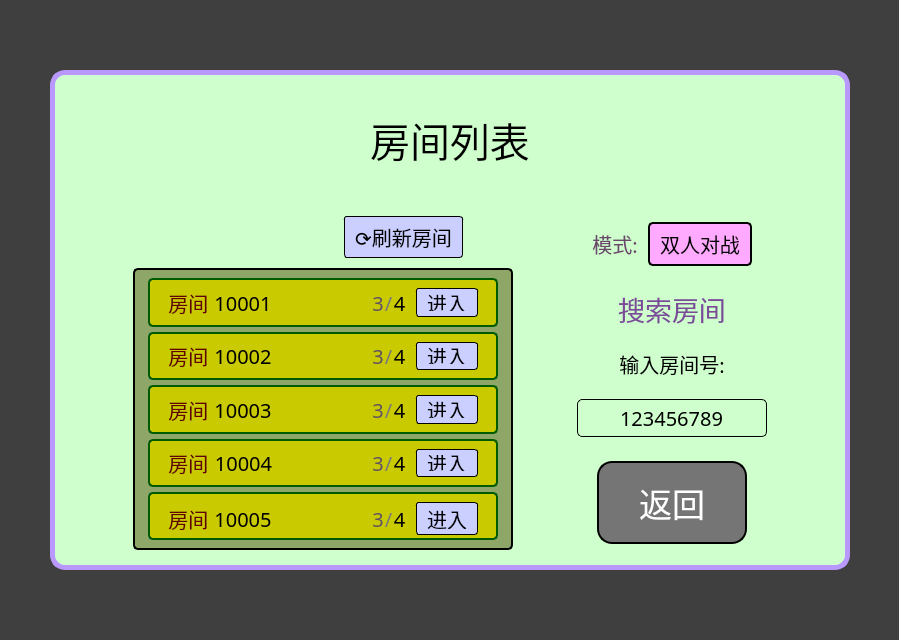
Fabulousxu/PerfectLink-Client, file PerfectLinkClient/roominfomationwindow.ui: the form before one commit.
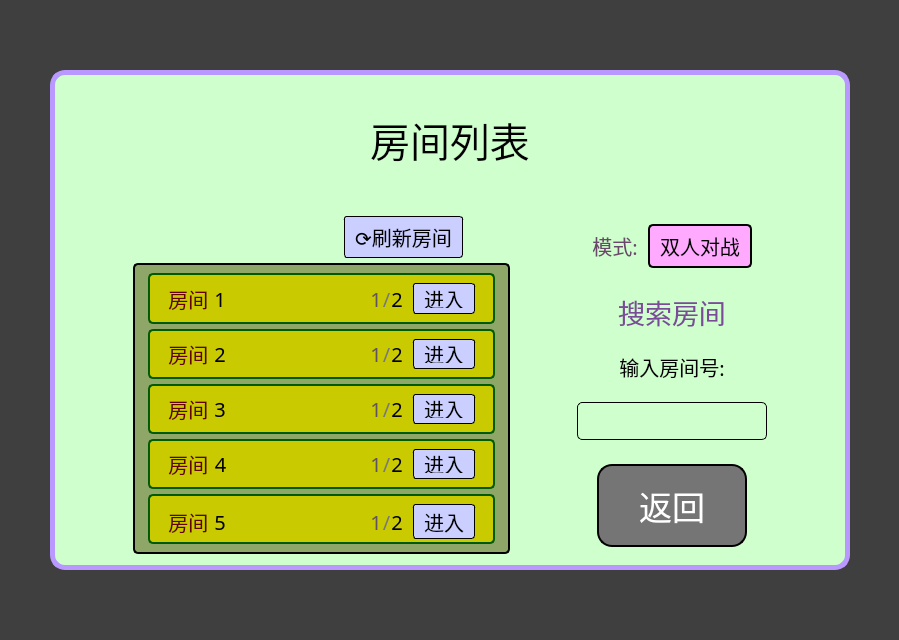
The form after the commit.

```diff
--- a/PerfectLinkClient/roominfomationwindow.ui
+++ b/PerfectLinkClient/roominfomationwindow.ui
@@ -103,7 +103,7 @@
          <number>20</number>
         </property>
         <property name="bottomMargin">
-         <number>20</number>
+         <number>15</number>
         </property>
         <item>
          <widget class="QLabel" name="label_17">
@@ -173,7 +173,7 @@
           <item>
            <layout class="QVBoxLayout" name="verticalLayout_3" stretch="1,0,0,2">
             <property name="spacing">
-             <number>10</number>
+             <number>5</number>
             </property>
             <item>
              <spacer name="verticalSpacer_3">
@@ -252,6 +252,24 @@
             </item>
             <item>
              <widget class="QWidget" name="roomListWidget" native="true">
+              <property name="sizePolicy">
+               <sizepolicy hsizetype="Fixed" vsizetype="Fixed">
+                <horstretch>0</horstretch>
+                <verstretch>0</verstretch>
+               </sizepolicy>
+              </property>
+              <property name="minimumSize">
+               <size>
+                <width>377</width>
+                <height>291</height>
+               </size>
+              </property>
+              <property name="maximumSize">
+               <size>
+                <width>377</width>
+                <height>291</height>
+               </size>
+              </property>
               <property name="styleSheet">
                <string notr="true">QWidget#roomListWidget {
 	background-color: rgb(143, 166, 105);
@@ -259,7 +277,7 @@
 	border-radius: 5px;
 }</string>
               </property>
-              <layout class="QVBoxLayout" name="verticalLayout_2">
+              <layout class="QVBoxLayout" name="verticalLayout_2" stretch="1,1,1,1,1,0">
                <property name="spacing">
                 <number>5</number>
                </property>
@@ -277,6 +295,12 @@
                </property>
                <item>
                 <widget class="QWidget" name="room1Display" native="true">
+                 <property name="sizePolicy">
+                  <sizepolicy hsizetype="Preferred" vsizetype="Fixed">
+                   <horstretch>0</horstretch>
+                   <verstretch>0</verstretch>
+                  </sizepolicy>
+                 </property>
                  <property name="styleSheet">
                   <string notr="true">QWidget {
 	background-color: rgb(202, 202, 0);
@@ -330,7 +354,7 @@
                      </font>
                     </property>
                     <property name="text">
-                     <string>10001</string>
+                     <string>1</string>
                     </property>
                     <property name="alignment">
                      <set>Qt::AlignCenter</set>
@@ -362,7 +386,7 @@
                      <string notr="true">color: rgb(95, 83, 97);</string>
                     </property>
                     <property name="text">
-                     <string>3</string>
+                     <string>1</string>
                     </property>
                     <property name="alignment">
                      <set>Qt::AlignCenter</set>
@@ -397,7 +421,7 @@
                      </font>
                     </property>
                     <property name="text">
-                     <string>4</string>
+                     <string>2</string>
                     </property>
                     <property name="alignment">
                      <set>Qt::AlignCenter</set>
@@ -438,6 +462,12 @@
                </item>
                <item>
                 <widget class="QWidget" name="room2Display" native="true">
+                 <property name="sizePolicy">
+                  <sizepolicy hsizetype="Preferred" vsizetype="Fixed">
+                   <horstretch>0</horstretch>
+                   <verstretch>0</verstretch>
+                  </sizepolicy>
+                 </property>
                  <property name="styleSheet">
                   <string notr="true">QWidget {
 	background-color: rgb(202, 202, 0);
@@ -491,7 +521,7 @@
                      </font>
                     </property>
                     <property name="text">
-                     <string>10002</string>
+                     <string>2</string>
                     </property>
                     <property name="alignment">
                      <set>Qt::AlignCenter</set>
@@ -523,7 +553,7 @@
                      <string notr="true">color: rgb(95, 83, 97);</string>
                     </property>
                     <property name="text">
-                     <string>3</string>
+                     <string>1</string>
                     </property>
                     <property name="alignment">
                      <set>Qt::AlignCenter</set>
@@ -558,7 +588,7 @@
                      </font>
                     </property>
                     <property name="text">
-                     <string>4</string>
+                     <string>2</string>
                     </property>
                     <property name="alignment">
                      <set>Qt::AlignCenter</set>
@@ -599,6 +629,12 @@
                </item>
                <item>
                 <widget class="QWidget" name="room3Display" native="true">
+                 <property name="sizePolicy">
+                  <sizepolicy hsizetype="Preferred" vsizetype="Fixed">
+                   <horstretch>0</horstretch>
+                   <verstretch>0</verstretch>
+                  </sizepolicy>
+                 </property>
                  <property name="styleSheet">
                   <string notr="true">QWidget {
 	background-color: rgb(202, 202, 0);
@@ -652,7 +688,7 @@
                      </font>
                     </property>
                     <property name="text">
-                     <string>10003</string>
+                     <string>3</string>
                     </property>
                     <property name="alignment">
                      <set>Qt::AlignCenter</set>
@@ -684,7 +720,7 @@
                      <string notr="true">color: rgb(95, 83, 97);</string>
                     </property>
                     <property name="text">
-                     <string>3</string>
+                     <string>1</string>
                     </property>
                     <property name="alignment">
                      <set>Qt::AlignCenter</set>
@@ -719,7 +755,7 @@
                      </font>
                     </property>
                     <property name="text">
-                     <string>4</string>
+                     <string>2</string>
                     </property>
                     <property name="alignment">
                      <set>Qt::AlignCenter</set>
@@ -760,6 +796,12 @@
                </item>
                <item>
                 <widget class="QWidget" name="room4Display" native="true">
+                 <property name="sizePolicy">
+                  <sizepolicy hsizetype="Preferred" vsizetype="Fixed">
+                   <horstretch>0</horstretch>
+                   <verstretch>0</verstretch>
+                  </sizepolicy>
+                 </property>
                  <property name="styleSheet">
                   <string notr="true">QWidget {
 	background-color: rgb(202, 202, 0);
@@ -813,7 +855,7 @@
                      </font>
                     </property>
                     <property name="text">
-                     <string>10004</string>
+                     <string>4</string>
                     </property>
                     <property name="alignment">
                      <set>Qt::AlignCenter</set>
@@ -845,7 +887,7 @@
                      <string notr="true">color: rgb(95, 83, 97);</string>
                     </property>
                     <property name="text">
-                     <string>3</string>
+                     <string>1</string>
                     </property>
                     <property name="alignment">
                      <set>Qt::AlignCenter</set>
@@ -880,7 +922,7 @@
                      </font>
                     </property>
                     <property name="text">
-                     <string>4</string>
+                     <string>2</string>
                     </property>
                     <property name="alignment">
                      <set>Qt::AlignCenter</set>
@@ -921,6 +963,12 @@
                </item>
                <item>
                 <widget class="QWidget" name="room5Display" native="true">
+                 <property name="sizePolicy">
+                  <sizepolicy hsizetype="Preferred" vsizetype="Fixed">
+                   <horstretch>0</horstretch>
+                   <verstretch>0</verstretch>
+                  </sizepolicy>
+                 </property>
                  <property name="styleSheet">
                   <string notr="true">QWidget {
 	background-color: rgb(202, 202, 0);
@@ -974,7 +1022,7 @@
                      </font>
                     </property>
                     <property name="text">
-                     <string>10005</string>
+                     <string>5</string>
                     </property>
                     <property name="alignment">
                      <set>Qt::AlignCenter</set>
@@ -1006,7 +1054,7 @@
                      <string notr="true">color: rgb(95, 83, 97);</string>
                     </property>
                     <property name="text">
-                     <string>3</string>
+                     <string>1</string>
                     </property>
                     <property name="alignment">
                      <set>Qt::AlignCenter</set>
@@ -1041,7 +1089,7 @@
                      </font>
                     </property>
                     <property name="text">
-                     <string>4</string>
+                     <string>2</string>
                     </property>
                     <property name="alignment">
                      <set>Qt::AlignCenter</set>
@@ -1080,6 +1128,19 @@
                  </layout>
                 </widget>
                </item>
+               <item>
+                <spacer name="verticalSpacer_4">
+                 <property name="orientation">
+                  <enum>Qt::Vertical</enum>
+                 </property>
+                 <property name="sizeHint" stdset="0">
+                  <size>
+                   <width>20</width>
+                   <height>40</height>
+                  </size>
+                 </property>
+                </spacer>
+               </item>
               </layout>
              </widget>
             </item>
@@ -1285,7 +1346,7 @@
 </string>
               </property>
               <property name="text">
-               <string>123456789</string>
+               <string/>
               </property>
               <property name="alignment">
                <set>Qt::AlignCenter</set>
```
Left out of the diff: 2 changed lines with no effect on the pictures.
